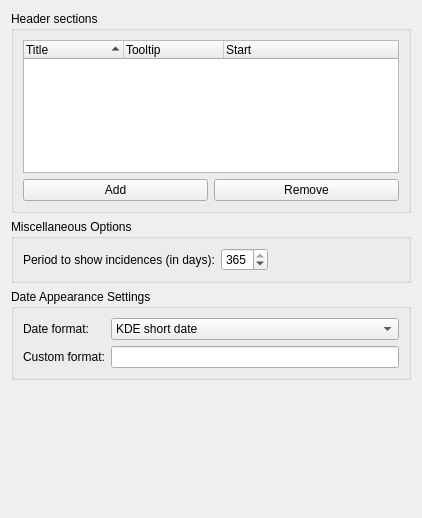
Before: the Qt Designer form src/applet/eventappletgeneralconfig.ui in KDE/plasmoid-eventlist, drawn with Qt 5.
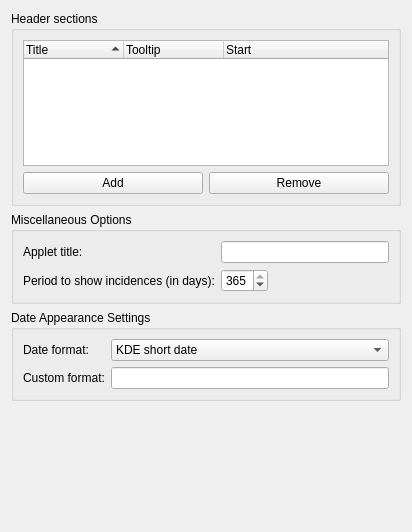
After: the same form once the commit is applied. Custom widgets are drawn as their Qt base class.

Commit message:
add option to set a custom applet title
useful e.g. for activities

Patch:
```diff
--- a/src/applet/eventappletgeneralconfig.ui
+++ b/src/applet/eventappletgeneralconfig.ui
@@ -6,8 +6,8 @@
    <rect>
     <x>0</x>
     <y>0</y>
-    <width>422</width>
-    <height>518</height>
+    <width>412</width>
+    <height>532</height>
    </rect>
   </property>
   <layout class="QVBoxLayout" name="verticalLayout">
@@ -86,15 +86,29 @@
      <property name="title">
       <string>Miscellaneous Options</string>
      </property>
-     <layout class="QHBoxLayout" name="horizontalLayout">
-      <item>
+     <layout class="QGridLayout" name="gridLayout_2">
+      <item row="0" column="0">
+       <widget class="QLabel" name="label">
+        <property name="text">
+         <string>Applet title:</string>
+        </property>
+       </widget>
+      </item>
+      <item row="0" column="1" colspan="2">
+       <widget class="KLineEdit" name="appletTitleEdit">
+        <property name="toolTip">
+         <string>A custom title for the applet.</string>
+        </property>
+       </widget>
+      </item>
+      <item row="1" column="0">
        <widget class="QLabel" name="label_6">
         <property name="text">
          <string>Period to show incidences (in days):</string>
         </property>
        </widget>
       </item>
-      <item>
+      <item row="1" column="1">
        <widget class="KIntSpinBox" name="periodBox">
         <property name="toolTip">
          <string>The time frame to show incidences.</string>
@@ -110,7 +124,7 @@
         </property>
        </widget>
       </item>
-      <item>
+      <item row="1" column="2">
        <spacer name="horizontalSpacer">
         <property name="orientation">
          <enum>Qt::Horizontal</enum>
```
Left out of the diff: 3 changed lines with no effect on the pictures. The commit also changes 2 other files.
